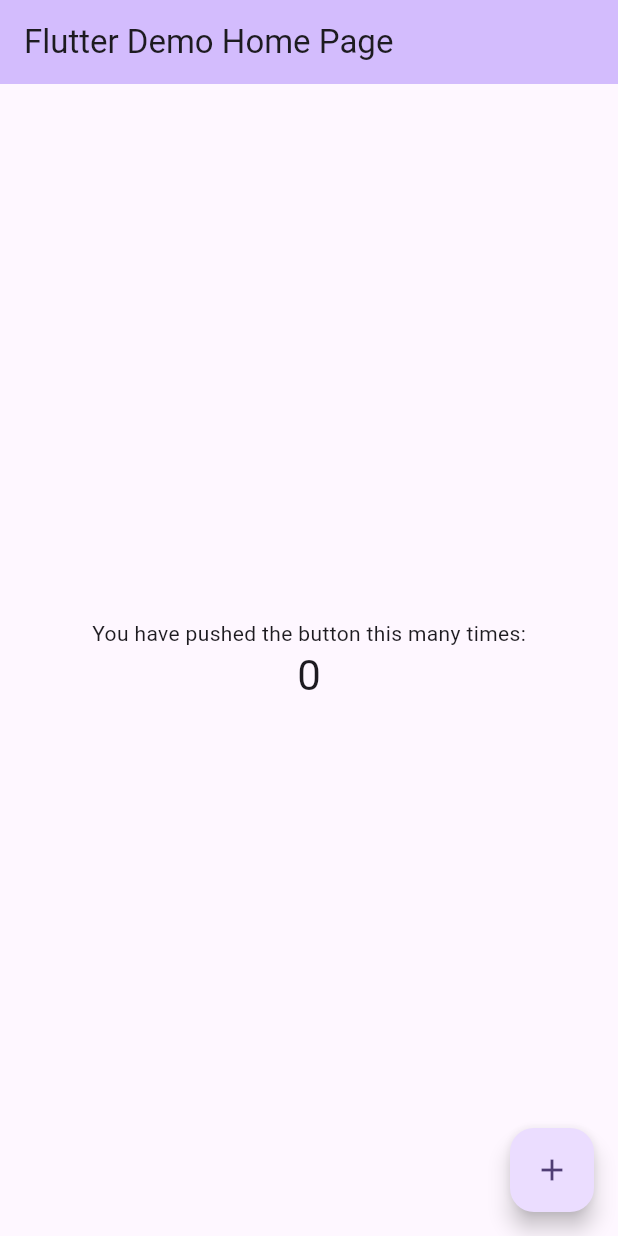
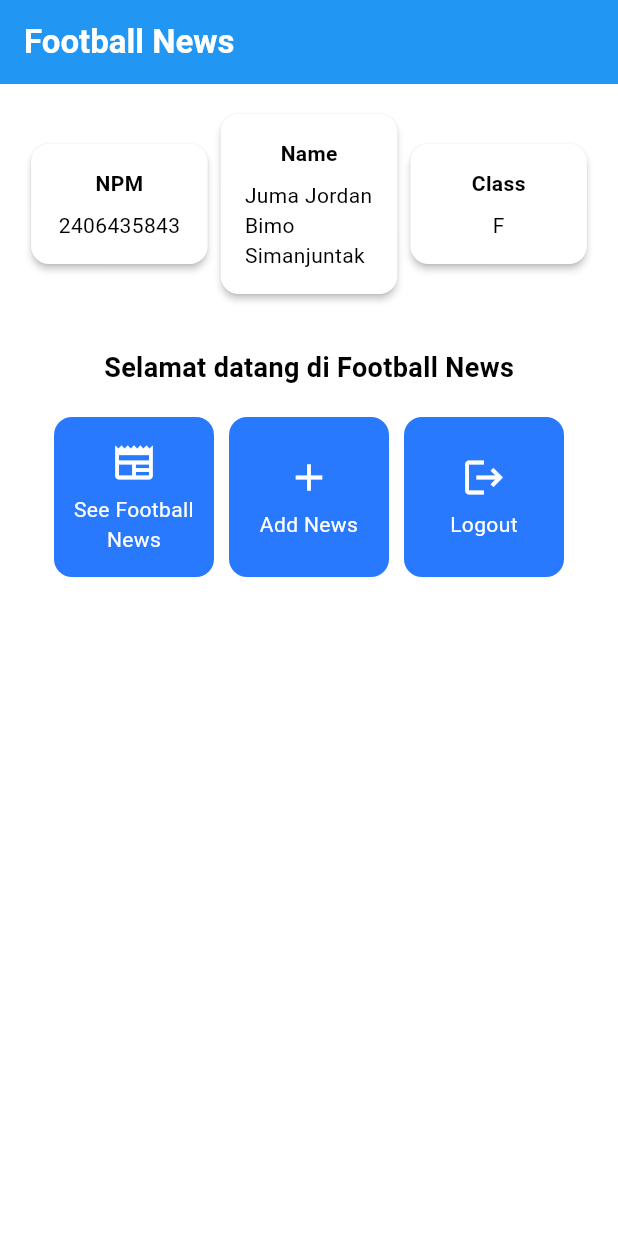
Before and after one commit to jumajordan/football-news-mobile, a Flutter app: the screen it shows after launch, on a phone screen of 412 x 824 dp. Run offline on Flutter 3.47's test engine with Material 3 defaults, Android fonts, the phone set to English and light mode, and no system bars.

Commit message:
tutorial 6 selesai

```diff
--- a/lib/main.dart
+++ b/lib/main.dart
@@ -1,4 +1,5 @@
 import 'package:flutter/material.dart';
+import 'package:football_news/menu.dart';
 
 void main() {
   runApp(const MyApp());
@@ -7,116 +8,14 @@ void main() {
 class MyApp extends StatelessWidget {
   const MyApp({super.key});
 
-  // This widget is the root of your application.
   @override
   Widget build(BuildContext context) {
     return MaterialApp(
       title: 'Flutter Demo',
       theme: ThemeData(
-        // This is the theme of your application.
-        //
-        // TRY THIS: Try running your application with "flutter run". You'll see
-        // the application has a purple toolbar. Then, without quitting the app,
-        // try changing the seedColor in the colorScheme below to Colors.green
-        // and then invoke "hot reload" (save your changes or press the "hot
-        // reload" button in a Flutter-supported IDE, or press "r" if you used
-        // the command line to start the app).
-        //
-        // Notice that the counter didn't reset back to zero; the application
-        // state is not lost during the reload. To reset the state, use hot
-        // restart instead.
-        //
-        // This works for code too, not just values: Most code changes can be
-        // tested with just a hot reload.
-        colorScheme: ColorScheme.fromSeed(seedColor: Colors.deepPurple),
+         colorScheme: ColorScheme.fromSwatch(primarySwatch: Colors.blue).copyWith(secondary: Colors.blueAccent[400]),
       ),
-      home: const MyHomePage(title: 'Flutter Demo Home Page'),
+      home: MyHomePage(),
     );
   }
 }
-
-class MyHomePage extends StatefulWidget {
-  const MyHomePage({super.key, required this.title});
-
-  // This widget is the home page of your application. It is stateful, meaning
-  // that it has a State object (defined below) that contains fields that affect
-  // how it looks.
-
-  // This class is the configuration for the state. It holds the values (in this
-  // case the title) provided by the parent (in this case the App widget) and
-  // used by the build method of the State. Fields in a Widget subclass are
-  // always marked "final".
-
-  final String title;
-
-  @override
-  State<MyHomePage> createState() => _MyHomePageState();
-}
-
-class _MyHomePageState extends State<MyHomePage> {
-  int _counter = 0;
-
-  void _incrementCounter() {
-    setState(() {
-      // This call to setState tells the Flutter framework that something has
-      // changed in this State, which causes it to rerun the build method below
-      // so that the display can reflect the updated values. If we changed
-      // _counter without calling setState(), then the build method would not be
-      // called again, and so nothing would appear to happen.
-      _counter++;
-    });
-  }
-
-  @override
-  Widget build(BuildContext context) {
-    // This method is rerun every time setState is called, for instance as done
-    // by the _incrementCounter method above.
-    //
-    // The Flutter framework has been optimized to make rerunning build methods
-    // fast, so that you can just rebuild anything that needs updating rather
-    // than having to individually change instances of widgets.
-    return Scaffold(
-      appBar: AppBar(
-        // TRY THIS: Try changing the color here to a specific color (to
-        // Colors.amber, perhaps?) and trigger a hot reload to see the AppBar
-        // change color while the other colors stay the same.
-        backgroundColor: Theme.of(context).colorScheme.inversePrimary,
-        // Here we take the value from the MyHomePage object that was created by
-        // the App.build method, and use it to set our appbar title.
-        title: Text(widget.title),
-      ),
-      body: Center(
-        // Center is a layout widget. It takes a single child and positions it
-        // in the middle of the parent.
-        child: Column(
-          // Column is also a layout widget. It takes a list of children and
-          // arranges them vertically. By default, it sizes itself to fit its
-          // children horizontally, and tries to be as tall as its parent.
-          //
-          // Column has various properties to control how it sizes itself and
-          // how it positions its children. Here we use mainAxisAlignment to
-          // center the children vertically; the main axis here is the vertical
-          // axis because Columns are vertical (the cross axis would be
-          // horizontal).
-          //
-          // TRY THIS: Invoke "debug painting" (choose the "Toggle Debug Paint"
-          // action in the IDE, or press "p" in the console), to see the
-          // wireframe for each widget.
-          mainAxisAlignment: MainAxisAlignment.center,
-          children: <Widget>[
-            const Text('You have pushed the button this many times:'),
-            Text(
-              '$_counter',
-              style: Theme.of(context).textTheme.headlineMedium,
-            ),
-          ],
-        ),
-      ),
-      floatingActionButton: FloatingActionButton(
-        onPressed: _incrementCounter,
-        tooltip: 'Increment',
-        child: const Icon(Icons.add),
-      ), // This trailing comma makes auto-formatting nicer for build methods.
-    );
-  }
-}
--- /dev/null
+++ b/lib/menu.dart
@@ -0,0 +1,186 @@
+import 'package:flutter/material.dart';
+
+class MyHomePage extends StatelessWidget {
+  MyHomePage({super.key});
+
+  final String nama = "Juma Jordan Bimo Simanjuntak"; //nama
+  final String npm = "2406435843"; //npm
+  final String kelas = "F"; //kelas
+  final List<ItemHomepage> items = [
+    ItemHomepage("See Football News", Icons.newspaper),
+    ItemHomepage("Add News", Icons.add),
+    ItemHomepage("Logout", Icons.logout),
+  ];
+  @override
+    Widget build(BuildContext context) {
+    // Scaffold menyediakan struktur dasar halaman dengan AppBar dan body.
+    return Scaffold(
+      // AppBar adalah bagian atas halaman yang menampilkan judul.
+      appBar: AppBar(
+        // Judul aplikasi "Football News" dengan teks putih dan tebal.
+        title: const Text(
+          'Football News',
+          style: TextStyle(
+            color: Colors.white,
+            fontWeight: FontWeight.bold,
+          ),
+        ),
+        // Warna latar belakang AppBar diambil dari skema warna tema aplikasi.
+        backgroundColor: Theme.of(context).colorScheme.primary,
+      ),
+      // Body halaman dengan padding di sekelilingnya.
+      body: Padding(
+        padding: const EdgeInsets.all(16.0),
+        // Menyusun widget secara vertikal dalam sebuah kolom.
+        child: Column(
+          crossAxisAlignment: CrossAxisAlignment.center,
+          children: [
+            // Row untuk menampilkan 3 InfoCard secara horizontal.
+            Row(
+              mainAxisAlignment: MainAxisAlignment.spaceEvenly,
+              children: [
+                InfoCard(title: 'NPM', content: npm),
+                InfoCard(title: 'Name', content: nama),
+                InfoCard(title: 'Class', content: kelas),
+              ],
+            ),
+
+            // Memberikan jarak vertikal 16 unit.
+            const SizedBox(height: 16.0),
+
+            // Menempatkan widget berikutnya di tengah halaman.
+            Center(
+              child: Column(
+                // Menyusun teks dan grid item secara vertikal.
+
+                children: [
+                  // Menampilkan teks sambutan dengan gaya tebal dan ukuran 18.
+                  const Padding(
+                    padding: EdgeInsets.only(top: 16.0),
+                    child: Text(
+                      'Selamat datang di Football News',
+                      style: TextStyle(
+                        fontWeight: FontWeight.bold,
+                        fontSize: 18.0,
+                      ),
+                    ),
+                  ),
+
+                  // Grid untuk menampilkan ItemCard dalam bentuk grid 3 kolom.
+                  GridView.count(
+                    primary: true,
+                    padding: const EdgeInsets.all(20),
+                    crossAxisSpacing: 10,
+                    mainAxisSpacing: 10,
+                    crossAxisCount: 3,
+                    // Agar grid menyesuaikan tinggi kontennya.
+                    shrinkWrap: true,
+
+                    // Menampilkan ItemCard untuk setiap item dalam list items.
+                    children: items.map((ItemHomepage item) {
+                      return ItemCard(item);
+                    }).toList(),
+                  ),
+                ],
+              ),
+            ),
+          ],
+        ),
+      ),
+    );
+  }
+}
+
+class InfoCard extends StatelessWidget {
+  // Kartu informasi yang menampilkan title dan content.
+
+  final String title;  // Judul kartu.
+  final String content;  // Isi kartu.
+
+  const InfoCard({super.key, required this.title, required this.content});
+
+  @override
+  Widget build(BuildContext context) {
+    return Card(
+      // Membuat kotak kartu dengan bayangan dibawahnya.
+      elevation: 2.0,
+      child: Container(
+        // Mengatur ukuran dan jarak di dalam kartu.
+        width: MediaQuery.of(context).size.width / 3.5, // menyesuaikan dengan lebar device yang digunakan.
+        padding: const EdgeInsets.all(16.0),
+        // Menyusun title dan content secara vertikal.
+        child: Column(
+          children: [
+            Text(
+              title,
+              style: const TextStyle(fontWeight: FontWeight.bold),
+            ),
+            const SizedBox(height: 8.0),
+            Text(content),
+          ],
+        ),
+      ),
+    );
+  }
+}
+
+class ItemHomepage {
+ final String name;
+ final IconData icon;
+
+ ItemHomepage(this.name, this.icon);
+}
+
+class ItemCard extends StatelessWidget {
+  // Menampilkan kartu dengan ikon dan nama.
+
+  final ItemHomepage item;
+
+  const ItemCard(this.item, {super.key});
+
+  @override
+  Widget build(BuildContext context) {
+    return Material(
+      // Menentukan warna latar belakang dari tema aplikasi.
+      color: Theme.of(context).colorScheme.secondary,
+      // Membuat sudut kartu melengkung.
+      borderRadius: BorderRadius.circular(12),
+
+      child: InkWell(
+        // Aksi ketika kartu ditekan.
+        onTap: () {
+          // Menampilkan pesan SnackBar saat kartu ditekan.
+          ScaffoldMessenger.of(context)
+            ..hideCurrentSnackBar()
+            ..showSnackBar(
+              SnackBar(content: Text("Kamu telah menekan tombol ${item.name}!"))
+            );
+        },
+        // Container untuk menyimpan Icon dan Text
+        child: Container(
+          padding: const EdgeInsets.all(8),
+          child: Center(
+            child: Column(
+              // Menyusun ikon dan teks di tengah kartu.
+              mainAxisAlignment: MainAxisAlignment.center,
+              children: [
+                Icon(
+                  item.icon,
+                  color: Colors.white,
+                  size: 30.0,
+                ),
+                const Padding(padding: EdgeInsets.all(3)),
+                Text(
+                  item.name,
+                  textAlign: TextAlign.center,
+                  style: const TextStyle(color: Colors.white),
+                ),
+              ],
+            ),
+          ),
+        ),
+      ),
+    );
+  }
+
+}
--- a/pubspec.yaml
+++ b/pubspec.yaml
@@ -44,7 +44,7 @@ dev_dependencies:
   # activated in the `analysis_options.yaml` file located at the root of your
   # package. See that file for information about deactivating specific lint
   # rules and activating additional ones.
-  flutter_lints: ^5.0.0
+  flutter_lints: ^6.0.0
 
 # For information on the generic Dart part of this file, see the
 # following page: https://dart.dev/tools/pub/pubspec
```
Also changed, not shown: pubspec.lock.
